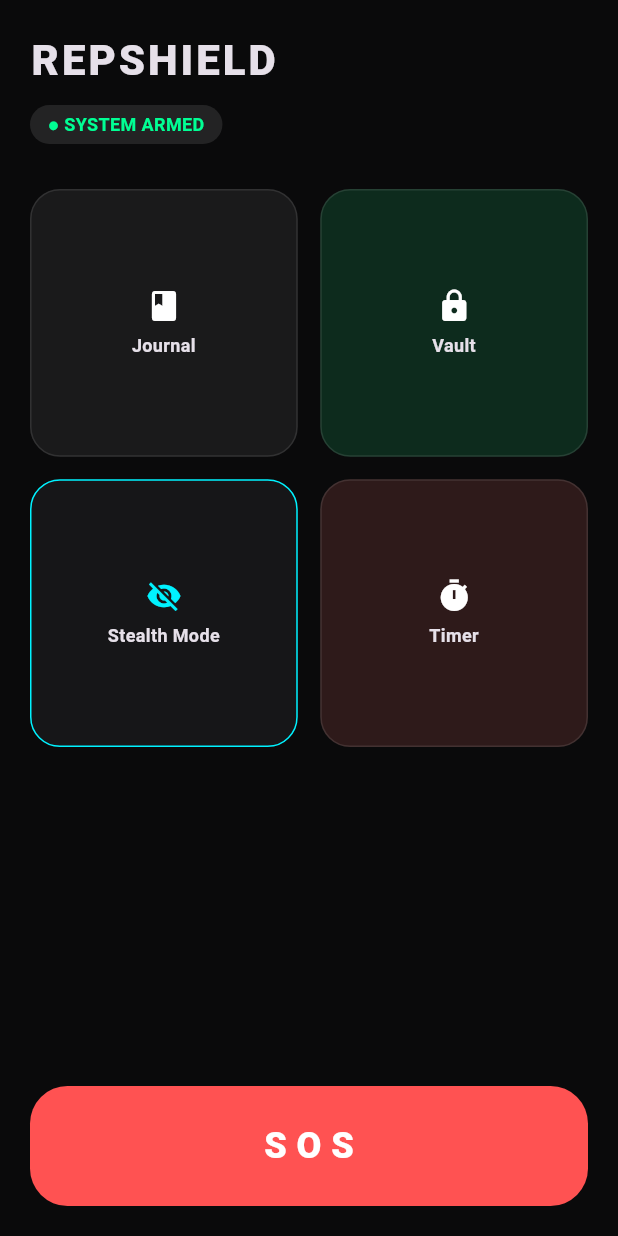
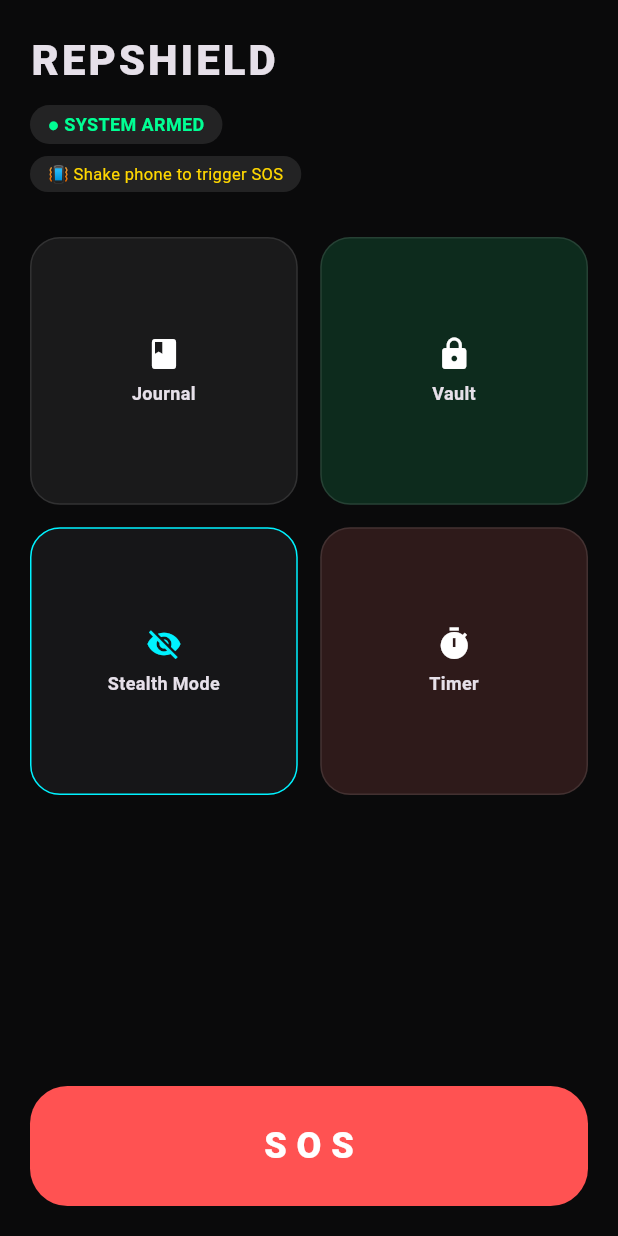
Before and after one commit to priya-codesdaily/REAPSHIELD, a Flutter app: the screen it shows after launch, on a phone screen of 412 x 824 dp. Run offline on Flutter 3.47's test engine with Material 3 defaults, Android fonts, the phone set to English and light mode, and no system bars; our stand-ins replace geolocator, sensors_plus.

Commit message:
Add shake-to-SOS feature using sensors_plus

```diff
--- a/lib/main.dart
+++ b/lib/main.dart
@@ -2,6 +2,8 @@ import 'package:flutter/material.dart';
 import 'package:flutter/services.dart';
 import 'package:geolocator/geolocator.dart';
 import 'package:url_launcher/url_launcher.dart';
+import 'package:sensors_plus/sensors_plus.dart';
+import 'dart:math';
 import 'screens/safety_timer.dart';
 import 'screens/evidence_locker.dart';
 import 'screens/incident_journal.dart';
@@ -32,6 +34,41 @@ class DashboardScreen extends StatefulWidget {
 
 class _DashboardScreenState extends State<DashboardScreen> {
   bool isStealth = false;
+  bool _sosTriggered = false;
+
+  @override
+  void initState() {
+    super.initState();
+    _listenForShake();
+  }
+
+  void _listenForShake() {
+    accelerometerEventStream().listen((AccelerometerEvent event) {
+      double magnitude = sqrt(
+        event.x * event.x +
+        event.y * event.y +
+        event.z * event.z
+      );
+      if (magnitude > 25 && !_sosTriggered) {
+        _sosTriggered = true;
+        // Show snackbar so user knows shake was detected
+        if (mounted) {
+          ScaffoldMessenger.of(context).showSnackBar(
+            const SnackBar(
+              content: Text("🚨 Shake detected! Sending SOS..."),
+              backgroundColor: Colors.red,
+              duration: Duration(seconds: 3),
+            ),
+          );
+        }
+        _sendSOS();
+        // Reset after 10 seconds
+        Future.delayed(const Duration(seconds: 10), () {
+          if (mounted) setState(() => _sosTriggered = false);
+        });
+      }
+    });
+  }
 
   // ✅ GET LOCATION
   Future<Position> _getLocation() async {
@@ -43,7 +80,9 @@ class _DashboardScreenState extends State<DashboardScreen> {
     if (permission == LocationPermission.denied) {
       permission = await Geolocator.requestPermission();
     }
-    return await Geolocator.getCurrentPosition();
+    return await Geolocator.getCurrentPosition(
+      desiredAccuracy: LocationAccuracy.high,
+    );
   }
 
   // ✅ SEND SOS SMS
@@ -58,7 +97,6 @@ class _DashboardScreenState extends State<DashboardScreen> {
         await launchUrl(smsUri);
       }
     } catch (e) {
-      // If location fails, send SOS without location
       final Uri smsUri = Uri.parse(
           "sms:+916370740383?body=${Uri.encodeComponent('🚨 EMERGENCY! I need help immediately!')}");
       if (await canLaunchUrl(smsUri)) {
@@ -111,6 +149,19 @@ class _DashboardScreenState extends State<DashboardScreen> {
                         fontSize: 12,
                         fontWeight: FontWeight.bold)),
               ),
+              const SizedBox(height: 8),
+              // Shake hint
+              Container(
+                padding: const EdgeInsets.symmetric(
+                    horizontal: 12, vertical: 4),
+                decoration: BoxDecoration(
+                    color: Colors.white10,
+                    borderRadius: BorderRadius.circular(20)),
+                child: const Text("📳 Shake phone to trigger SOS",
+                    style: TextStyle(
+                        color: Color(0xFFFFD700),
+                        fontSize: 11)),
+              ),
               const SizedBox(height: 30),
               Expanded(
                 child: GridView.count(
@@ -120,28 +171,22 @@ class _DashboardScreenState extends State<DashboardScreen> {
                   children: [
                     _buildCard(context, "Journal", Icons.book,
                         const Color(0xFF1A1A1B), () {
-                      Navigator.push(
-                          context,
+                      Navigator.push(context,
                           MaterialPageRoute(
-                              builder: (_) =>
-                                  IncidentJournalPage()));
+                              builder: (_) => IncidentJournalPage()));
                     }),
                     _buildCard(context, "Vault", Icons.lock,
                         const Color(0xFF0D2B1D), () {
-                      Navigator.push(
-                          context,
+                      Navigator.push(context,
                           MaterialPageRoute(
-                              builder: (_) =>
-                                  EvidenceLockerPage()));
+                              builder: (_) => EvidenceLockerPage()));
                     }),
                     _buildStealthCard(),
                     _buildCard(context, "Timer", Icons.timer,
                         const Color(0xFF2E1A1A), () {
-                      Navigator.push(
-                          context,
+                      Navigator.push(context,
                           MaterialPageRoute(
-                              builder: (_) =>
-                                  SafetyTimerPage()));
+                              builder: (_) => SafetyTimerPage()));
                     }),
                   ],
                 ),
@@ -206,7 +251,6 @@ class _DashboardScreenState extends State<DashboardScreen> {
   Widget _buildSOSButton() {
     return GestureDetector(
       onLongPress: () async {
-        // Show loading dialog
         showDialog(
           context: context,
           barrierDismissible: false,
@@ -222,9 +266,7 @@ class _DashboardScreenState extends State<DashboardScreen> {
             ),
           ),
         );
-        // Send SOS
         await _sendSOS();
-        // Close dialog
         if (context.mounted) Navigator.pop(context);
       },
       child: Container(
--- a/pubspec.yaml
+++ b/pubspec.yaml
@@ -37,6 +37,7 @@ dependencies:
   crypto: ^3.0.7
   geolocator: ^10.0.0
   url_launcher: ^6.2.5
+  sensors_plus: ^7.0.0
 
 dev_dependencies:
   flutter_test:
```
Also changed, not shown: pubspec.lock.
